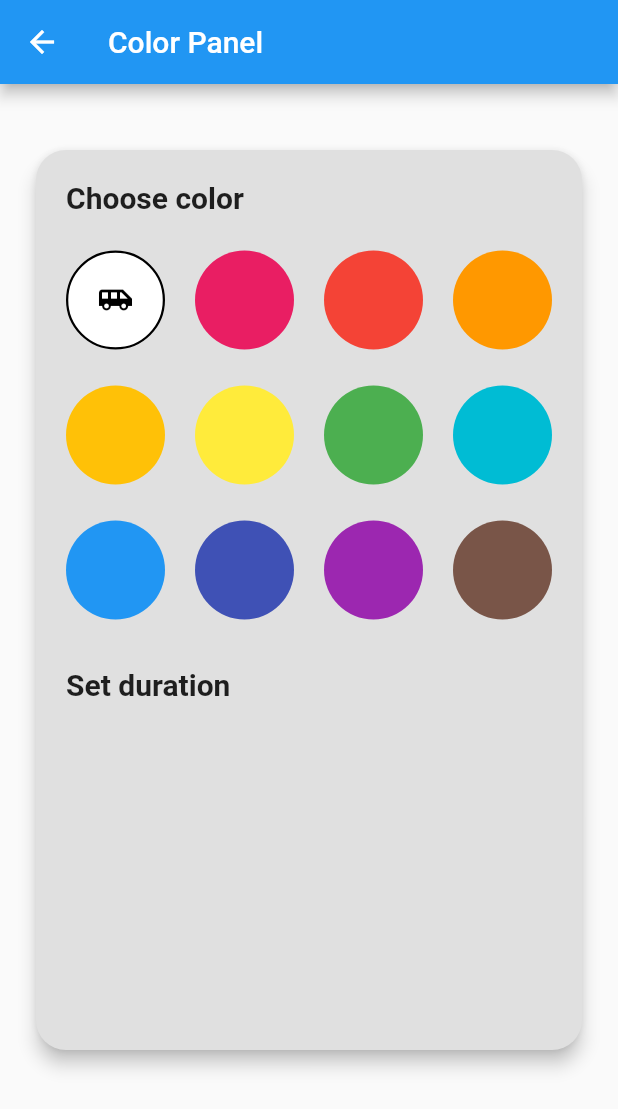
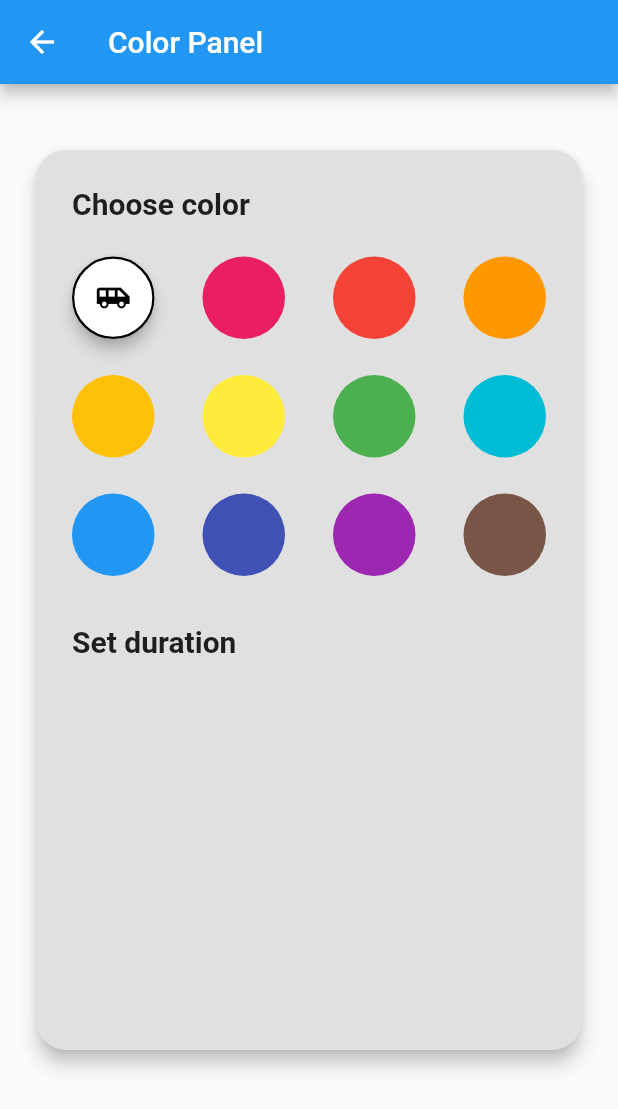
Before and after one commit to ricky9667/Color-Player, a Flutter app: the ColorPanel screen opened by its route, on a phone screen of 412 x 824 dp. Shown: the top 1109 px of the screen. Run offline on Flutter 3.47's test engine with Material 2 defaults, Android fonts, the phone set to English and light mode, and no system bars; our stand-ins replace bloc, flutter_bloc.

Commit message:
Modify color panel layout

```diff
--- a/lib/pages/color_panel.dart
+++ b/lib/pages/color_panel.dart
@@ -21,7 +21,7 @@ class ColorPanel extends StatelessWidget {
             ),
             elevation: 5.0,
             child: Padding(
-              padding: const EdgeInsets.all(20.0),
+              padding: const EdgeInsets.all(24.0),
               child: Column(
                 mainAxisAlignment: MainAxisAlignment.start,
                 crossAxisAlignment: CrossAxisAlignment.stretch,
@@ -36,16 +36,18 @@ class ColorPanel extends StatelessWidget {
                     shrinkWrap: true,
                     crossAxisCount: 4,
                     mainAxisSpacing: 24.0,
-                    crossAxisSpacing: 20.0,
+                    crossAxisSpacing: 32.0,
                     children: state.colorList
                         .asMap()
                         .map((index, color) {
-                          return MapEntry(index, getColorSelection(
-                            context: context,
-                            color: color,
-                            index: index,
-                            isChosen: (index == state.colorIndex),
-                          ));
+                          return MapEntry(
+                              index,
+                              getColorSelection(
+                                context: context,
+                                color: color,
+                                index: index,
+                                isChosen: (index == state.colorIndex),
+                              ));
                         })
                         .values
                         .toList(),
@@ -81,6 +83,7 @@ Widget getColorSelection(
             ? Icon(Icons.airport_shuttle, color: Colors.black)
             : null),
       ),
+      elevation: (isChosen ? 4.0 : 0),
     ),
     onTap: () {
       context.bloc<ColorPanelBloc>().add(ColorTappedEvent(colorIndex: index));
```
